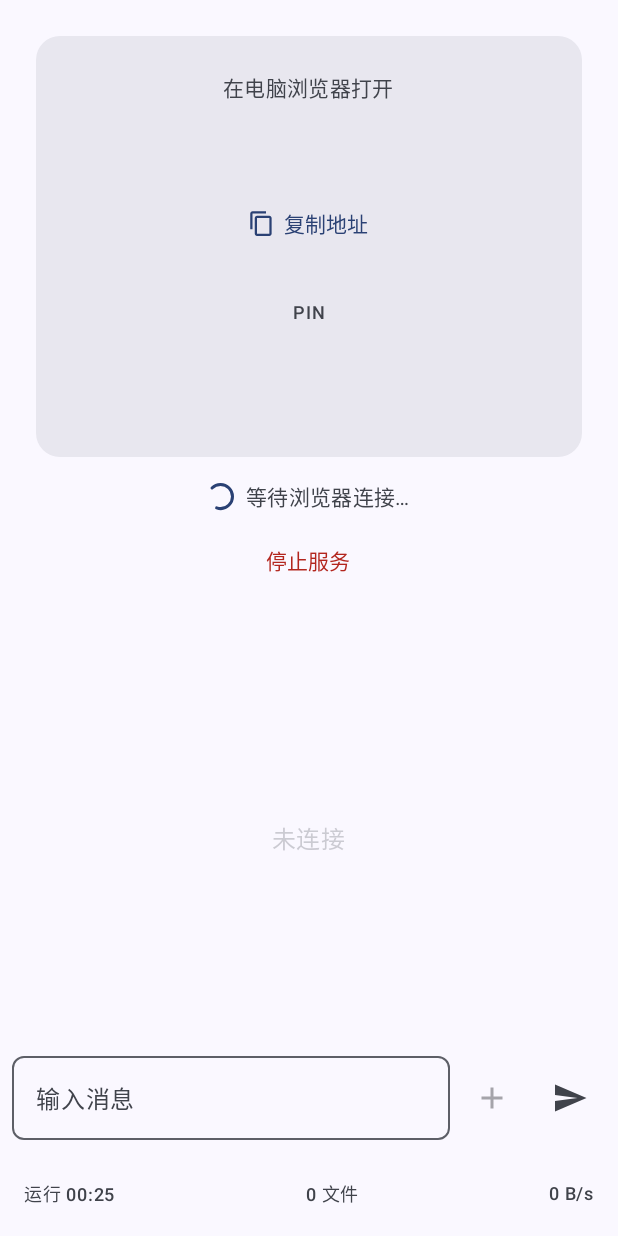
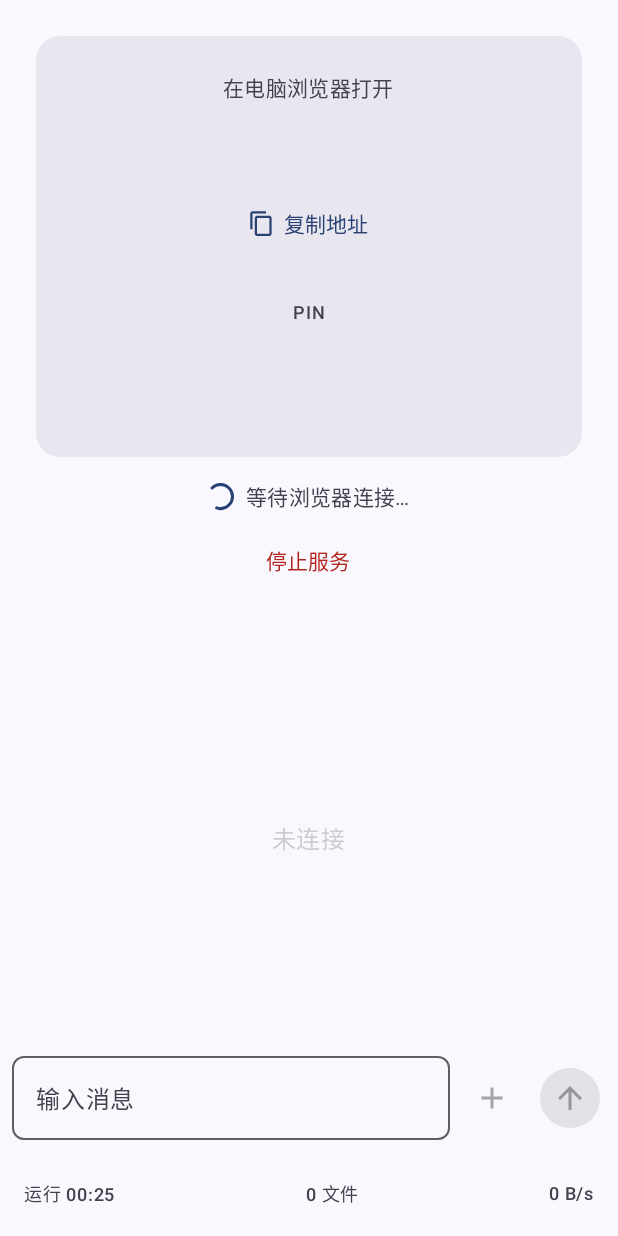
Before and after one commit to Lifky/Flikky, an Android app built with Jetpack Compose: the ServingScreen screen opened through its navigation route, on a phone screen of 412 x 824 dp. Run offline under Robolectric (Android 15) with nearby library versions, the phone set to English and light mode, and no system bars; 3 statements that could not run were skipped.

Commit message:
fix(serving,history): IME gap, persistent action bar, stop/send icons
- IME gap: move imePadding off the input row; bottom uses navigationBars union ime (max, not sum) (test1 §4)
- Inline action style now shows a persistent bar under every bubble; long-press freed for text selection, in both Serving and History (test1 §6)
- Stop icon: solid square -> power symbol ic_power (test1 §1-2)
- Send button: paper plane -> filled circular FilledIconButton with upward arrow ic_arrow_upward (test1 §3-2)

Co-Authored-By: Claude Opus 4.8 (1M context) <noreply@anthropic.com>

```diff
--- a/app/src/main/java/com/example/flikky/ui/serving/ServingScreen.kt
+++ b/app/src/main/java/com/example/flikky/ui/serving/ServingScreen.kt
@@ -8,13 +8,18 @@ import androidx.compose.foundation.layout.Box
 import androidx.compose.foundation.layout.Column
 import androidx.compose.foundation.layout.Row
 import androidx.compose.foundation.layout.Spacer
+import androidx.compose.foundation.layout.WindowInsets
+import androidx.compose.foundation.layout.WindowInsetsSides
 import androidx.compose.foundation.layout.fillMaxSize
 import androidx.compose.foundation.layout.fillMaxWidth
 import androidx.compose.foundation.layout.height
-import androidx.compose.foundation.layout.imePadding
-import androidx.compose.foundation.layout.navigationBarsPadding
+import androidx.compose.foundation.layout.ime
+import androidx.compose.foundation.layout.navigationBars
+import androidx.compose.foundation.layout.only
 import androidx.compose.foundation.layout.padding
 import androidx.compose.foundation.layout.size
+import androidx.compose.foundation.layout.union
+import androidx.compose.foundation.layout.windowInsetsPadding
 import androidx.compose.foundation.lazy.LazyColumn
 import androidx.compose.foundation.lazy.itemsIndexed
 import androidx.compose.foundation.lazy.rememberLazyListState
@@ -23,6 +28,7 @@ import androidx.compose.material.icons.filled.Add
 import androidx.compose.material3.AlertDialog
 import androidx.compose.material3.CircularProgressIndicator
 import androidx.compose.material3.ButtonDefaults
+import androidx.compose.material3.FilledIconButton
 import androidx.compose.material3.Icon
 import androidx.compose.material3.IconButton
 import androidx.compose.material3.MaterialTheme
@@ -176,7 +182,18 @@ fun ServingScreen(
     Scaffold(
         snackbarHost = { SnackbarHost(snackbarHostState) { Snackbar(it) } },
     ) { padding ->
-        Column(modifier = Modifier.fillMaxSize().padding(padding)) {
+        // 顶部 inset 由 Scaffold 提供；底部用 navigationBars ∪ ime（取最大而非叠加），
+        // 整块内容在键盘弹起时统一上移——避免之前把 imePadding 加在输入行上导致输入框
+        // 与键盘之间出现一截「键盘高度」的空白。
+        Column(
+            modifier = Modifier
+                .fillMaxSize()
+                .padding(top = padding.calculateTopPadding())
+                .windowInsetsPadding(
+                    WindowInsets.navigationBars.union(WindowInsets.ime)
+                        .only(WindowInsetsSides.Bottom)
+                ),
+        ) {
             NetworkStatusBanner(
                 status = ui.networkStatus,
                 onAcknowledge = { viewModel.acknowledgeNetworkSwitch() },
@@ -195,7 +212,7 @@ fun ServingScreen(
                         trailing = {
                             IconButton(onClick = { viewModel.stopService(); onStopped() }) {
                                 Icon(
-                                    painter = painterResource(R.drawable.ic_stop),
+                                    painter = painterResource(R.drawable.ic_power),
                                     contentDescription = "停止服务",
                                     tint = MaterialTheme.colorScheme.error,
                                 )
@@ -264,8 +281,9 @@ fun ServingScreen(
                                             viewModel.openFile(msg)
                                         }
                                     },
-                                    onLongPress = if (floating) null
-                                                  else { { actionTarget = if (isActionTarget) null else msg.id } },
+                                    // 两种模式长按都让给 SelectionContainer 起划词选择：
+                                    // floating 单击召唤工具栏；inline 操作栏常驻显示，无需长按。
+                                    onLongPress = null,
                                     transferProgress = progressMap[msg.id],
                                     showAvatar = showAvatar,
                                     avatarId = if (msg.origin == Origin.PHONE) settings.phoneAvatarId
@@ -274,17 +292,18 @@ fun ServingScreen(
                                     selected = floating && isActionTarget,
                                 )
                                 if (!floating) {
+                                    // 常驻模式：每条气泡下方固定显示操作栏，按 origin 与气泡同侧边缘对齐。
                                     val barAlignment = if (msg.origin == Origin.PHONE) Alignment.CenterEnd else Alignment.CenterStart
                                     Box(
                                         modifier = Modifier.fillMaxWidth().padding(top = 2.dp),
                                         contentAlignment = barAlignment,
                                     ) {
                                         MessageActionBar(
-                                            visible = isActionTarget,
+                                            visible = true,
                                             actions = buildActionsFor(msg),
                                         )
                                     }
-                                    if (isActionTarget) Spacer(Modifier.height(4.dp))
+                                    Spacer(Modifier.height(4.dp))
                                 }
                             }
                         }
@@ -309,8 +328,7 @@ fun ServingScreen(
             }
 
             Row(
-                modifier = Modifier.fillMaxWidth().padding(horizontal = 8.dp, vertical = 8.dp)
-                    .navigationBarsPadding().imePadding(),
+                modifier = Modifier.fillMaxWidth().padding(horizontal = 8.dp, vertical = 8.dp),
                 verticalAlignment = Alignment.CenterVertically,
                 horizontalArrangement = Arrangement.spacedBy(4.dp),
             ) {
@@ -327,16 +345,14 @@ fun ServingScreen(
                 ) {
                     Icon(Icons.Default.Add, contentDescription = "添加")
                 }
-                IconButton(
+                // 圆形填充发送按钮（上箭头），与左侧 add 的线性按钮区分度更高。
+                FilledIconButton(
                     onClick = { viewModel.sendText(draft); draft = "" },
                     enabled = draft.isNotBlank() && ui.clientConnected,
                 ) {
                     Icon(
-                        painterResource(R.drawable.ic_send),
+                        painterResource(R.drawable.ic_arrow_upward),
                         contentDescription = "发送",
-                        tint = if (draft.isNotBlank() && ui.clientConnected)
-                            MaterialTheme.colorScheme.primary
-                        else MaterialTheme.colorScheme.onSurfaceVariant,
                     )
                 }
             }
--- a/app/src/main/res/drawable/ic_stop.xml
+++ b/app/src/main/res/drawable/ic_arrow_upward.xml
@@ -2,5 +2,5 @@
     android:width="24dp" android:height="24dp"
     android:viewportWidth="24" android:viewportHeight="24">
     <path android:fillColor="#000000"
-        android:pathData="M6,6h12v12H6z"/>
+        android:pathData="M4,12l1.41,1.41L11,7.83V20h2V7.83l5.58,5.59L20,12l-8,-8 -8,8z"/>
 </vector>
--- /dev/null
+++ b/app/src/main/res/drawable/ic_power.xml
@@ -0,0 +1,6 @@
+<vector xmlns:android="http://schemas.android.com/apk/res/android"
+    android:width="24dp" android:height="24dp"
+    android:viewportWidth="24" android:viewportHeight="24">
+    <path android:fillColor="#000000"
+        android:pathData="M13,3h-2v10h2zM17.83,5.17l-1.42,1.42C17.99,7.86 19,9.81 19,12c0,3.87 -3.13,7 -7,7s-7,-3.13 -7,-7c0,-2.19 1.01,-4.14 2.58,-5.42L6.17,5.17C4.23,6.82 3,9.26 3,12c0,4.97 4.03,9 9,9s9,-4.03 9,-9c0,-2.74 -1.23,-5.18 -3.17,-6.83z"/>
+</vector>
--- a/app/src/main/res/drawable/ic_send.xml
+++ /dev/null
@@ -1,7 +0,0 @@
-<vector xmlns:android="http://schemas.android.com/apk/res/android"
-    android:width="24dp" android:height="24dp"
-    android:viewportWidth="24" android:viewportHeight="24"
-    android:autoMirrored="true">
-    <path android:fillColor="#000000"
-        android:pathData="M2.01,21L23,12 2.01,3 2,10l15,2 -15,2z"/>
-</vector>
```
Also changed, not shown: app/src/main/java/com/example/flikky/ui/history/HistoryScreen.kt (+6 -4 lines).
